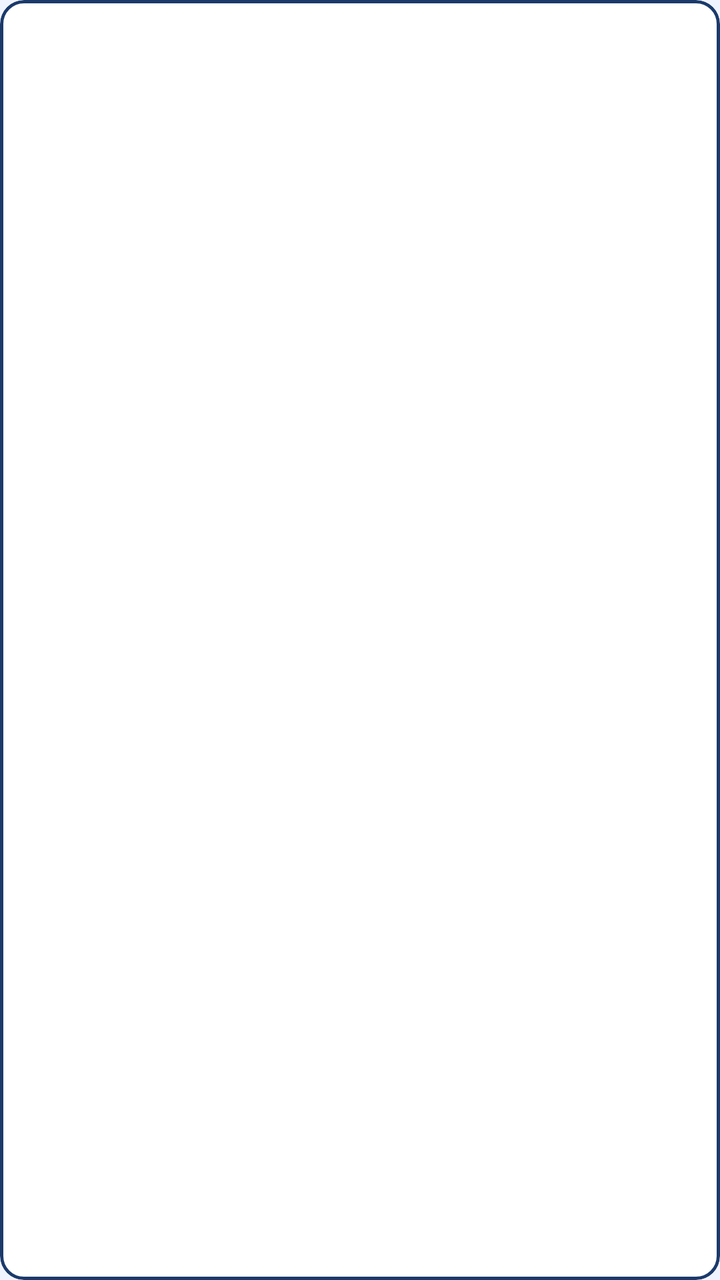
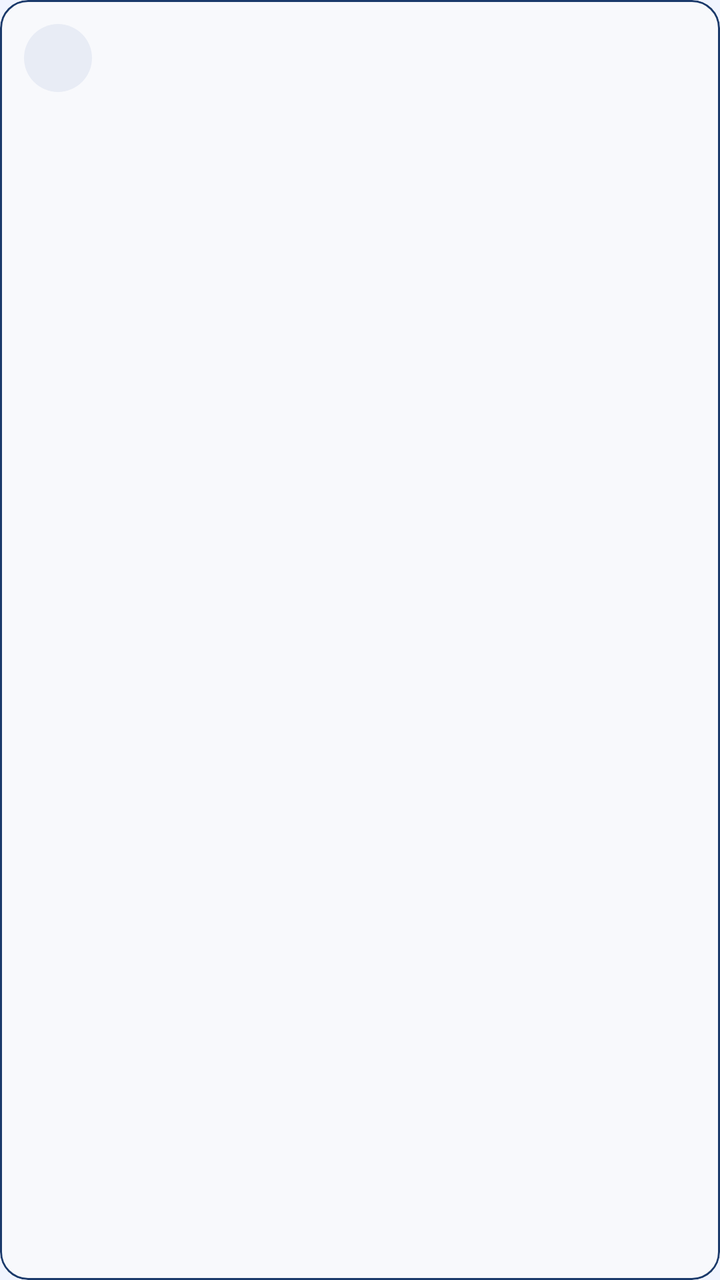

An Android layout rendered at two revisions. The XML below is the earlier revision; the diff shows what the commit changed to produce the second picture.
<!-- AndroidManifest.xml: application theme Theme.GymApp -->
<!-- res/layout/item_favorite_food.xml -->
<?xml version="1.0" encoding="utf-8"?>
<com.google.android.material.card.MaterialCardView
    xmlns:android="http://schemas.android.com/apk/res/android"
    xmlns:app="http://schemas.android.com/apk/res-auto"
    android:layout_width="160dp"
    android:layout_height="wrap_content"
    android:layout_marginEnd="10dp"
    app:cardCornerRadius="12dp"
    app:cardElevation="0dp"
    app:strokeColor="@color/colorPrimary"
    app:strokeWidth="1.5dp">

    <LinearLayout
        android:layout_width="match_parent"
        android:layout_height="wrap_content"
        android:orientation="vertical"
        android:padding="12dp">

        <TextView
            android:id="@+id/tv_fav_name"
            android:layout_width="match_parent"
            android:layout_height="wrap_content"
            android:textSize="13sp"
            android:textStyle="bold"
            android:textColor="#1A1A2E"
            android:maxLines="2"
            android:ellipsize="end" />

        <TextView
            android:id="@+id/tv_fav_macros"
            android:layout_width="match_parent"
            android:layout_height="wrap_content"
            android:textSize="11sp"
            android:textColor="@color/text_secondary"
            android:layout_marginTop="4dp" />

    </LinearLayout>
</com.google.android.material.card.MaterialCardView>
<!-- resources referenced by this layout -->
<resources>
  <color name="colorPrimary">#1B3A6B</color>
  <color name="text_secondary">#64748B</color>
  <style name="Theme.GymApp" parent="Theme.Material3.Light.NoActionBar">
          <item name="colorPrimary">@color/colorPrimary</item>
          <item name="colorPrimaryVariant">@color/colorPrimaryVariant</item>
          <item name="colorOnPrimary">@color/colorOnPrimary</item>
          <item name="colorSecondary">@color/colorSecondary</item>
          <item name="colorOnSecondary">@color/colorOnSecondary</item>
          <item name="colorError">@color/colorError</item>
          <item name="colorOnError">@color/colorOnError</item>
          <item name="colorSurface">@color/colorSurface</item>
          <item name="colorOnSurface">@color/colorOnSurface</item>
          <item name="android:colorBackground">@color/colorBackground</item>
          <item name="colorOnBackground">@color/colorOnBackground</item>
          <item name="android:statusBarColor" tools:targetApi="l">@color/colorPrimaryDark</item>
      </style>
  <color name="colorPrimaryVariant">#0F2549</color>
  <color name="colorOnPrimary">#FFFFFF</color>
  <color name="colorSecondary">#38BDF8</color>
  <color name="colorOnSecondary">#0F2549</color>
  <color name="colorError">#EF4444</color>
  <color name="colorOnError">#FFFFFF</color>
  <color name="colorSurface">#FFFFFF</color>
  <color name="colorOnSurface">#1A1A2E</color>
  <color name="colorBackground">#F0F4FF</color>
  <color name="colorOnBackground">#1A1A2E</color>
  <color name="colorPrimaryDark">#0F2549</color>
</resources>

<!-- the commit's change to res/layout/item_favorite_food.xml (unified diff, before → after) -->
@@ -2,19 +2,29 @@
 <com.google.android.material.card.MaterialCardView
     xmlns:android="http://schemas.android.com/apk/res/android"
     xmlns:app="http://schemas.android.com/apk/res-auto"
-    android:layout_width="160dp"
+    android:layout_width="148dp"
     android:layout_height="wrap_content"
     android:layout_marginEnd="10dp"
-    app:cardCornerRadius="12dp"
+    app:cardCornerRadius="14dp"
     app:cardElevation="0dp"
+    app:cardBackgroundColor="#F8F9FC"
     app:strokeColor="@color/colorPrimary"
-    app:strokeWidth="1.5dp">
+    app:strokeWidth="1dp">
 
     <LinearLayout
         android:layout_width="match_parent"
         android:layout_height="wrap_content"
         android:orientation="vertical"
         android:padding="12dp">
+
+        <TextView
+            android:id="@+id/tv_fav_emoji"
+            android:layout_width="34dp"
+            android:layout_height="34dp"
+            android:gravity="center"
+            android:textSize="18sp"
+            android:background="@drawable/bg_favorite_icon"
+            android:layout_marginBottom="8dp" />
 
         <TextView
             android:id="@+id/tv_fav_name"
@@ -32,7 +42,7 @@
             android:layout_height="wrap_content"
             android:textSize="11sp"
             android:textColor="@color/text_secondary"
-            android:layout_marginTop="4dp" />
+            android:layout_marginTop="6dp" />
 
     </LinearLayout>
 </com.google.android.material.card.MaterialCardView>
<!-- resource entries referenced after the edit -->
@@ -2,6 +2,12 @@
 <resources>
   <color name="colorPrimary">#1B3A6B</color>
   <color name="text_secondary">#64748B</color>
+  <!-- drawable bg_favorite_icon (drawable) -->
+  <?xml version="1.0" encoding="utf-8"?>
+  <shape xmlns:android="http://schemas.android.com/apk/res/android"
+      android:shape="oval">
+      <solid android:color="#E8ECF5" />
+  </shape>
   <style name="Theme.GymApp" parent="Theme.Material3.Light.NoActionBar">
           <item name="colorPrimary">@color/colorPrimary</item>
           <item name="colorPrimaryVariant">@color/colorPrimaryVariant</item>
